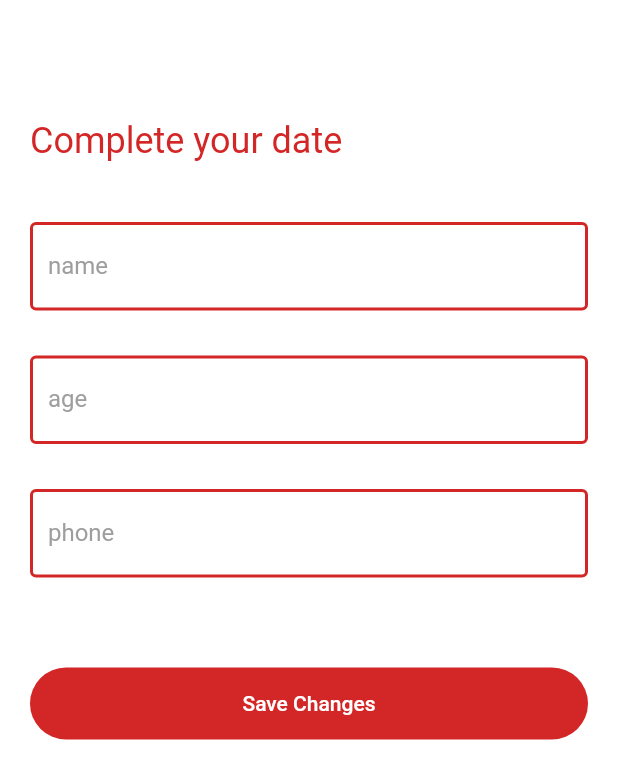
After one commit to mustafa-farag/DLX-location-tracker, a Flutter app: the screen it shows once a user with an empty profile is signed in, on a phone screen of 412 x 824 dp. The commit adds this screen. Shown: the top 779 px of the screen. Run offline on Flutter 3.47's test engine with Material 2 defaults, Android fonts, the phone set to English and light mode, and no system bars; our stand-ins replace cloud_firestore, firebase_auth, firebase_core; accounts and stored records are empty; network calls fail.

Commit message:
firestore services & store user data

```diff
--- a/lib/controllers/auth_controller.dart
+++ b/lib/controllers/auth_controller.dart
@@ -1,8 +1,13 @@
+import 'package:dlx/controllers/database_controller.dart';
+import 'package:dlx/model/user_data.dart';
 import 'package:dlx/services/auth.dart';
+import 'package:dlx/utilities/constant.dart';
 import 'package:flutter/material.dart';
 
 class AuthController with ChangeNotifier {
   final AuthBase auth;
+
+  final _database = FirestoreDatabase();
 
   AuthController({required this.auth});
 
@@ -14,4 +19,20 @@ class AuthController with ChangeNotifier {
     }
   }
 
+  Future<void> setUserData({
+    required String name,
+    required String phone,
+    required String age,
+  }) async {
+    try {
+      await _database.setUserData(UserData(
+        phone: phone,
+        age: age,
+        uid: documentIdFromLocalData(),
+        name: name,
+      ));
+    } catch (e) {
+      rethrow;
+    }
+  }
 }
--- a/lib/controllers/home_controller.dart
+++ b/lib/controllers/home_controller.dart
@@ -1,6 +1,5 @@
-import 'package:dlx/controllers/home_controller.dart';
 import 'package:dlx/services/auth.dart';
-import 'package:dlx/view/screens/profile_screen.dart';
+import 'package:dlx/view/screens/map_screen.dart';
 import 'package:dlx/view/screens/shipment_screen.dart';
 import 'package:flutter/material.dart';
 
@@ -12,7 +11,7 @@ class HomeController with ChangeNotifier {
   int currentIndex = 0;
   List<Widget> screens = const [
     ShipmentScreen(),
-    ProfileScreen()
+    MapScreen(),
   ];
 
   void changeNavBar(int index) {
--- /dev/null
+++ b/lib/model/user_data.dart
@@ -0,0 +1,28 @@
+class UserData {
+  final String uid;
+  final String name;
+  final String phone;
+  final String age;
+
+  UserData({required this.phone, required this.age,required this.uid, required this.name});
+
+  Map<String, dynamic> toMap() {
+    final result = <String, dynamic>{};
+
+    result.addAll({'uid': uid});
+    result.addAll({'name': name});
+    result.addAll({'phone': phone});
+    result.addAll({'age': age});
+
+    return result;
+  }
+
+  factory UserData.fromMap(Map<String, dynamic> map, String documentId) {
+    return UserData(
+      uid: documentId,
+      name: map['name'] ?? '',
+      phone: map['phone'] ?? '',
+      age: map['age'] ?? '',
+    );
+  }
+}
--- /dev/null
+++ b/lib/utilities/constant.dart
@@ -0,0 +1 @@
+String documentIdFromLocalData() => DateTime.now().toIso8601String();
--- /dev/null
+++ b/lib/utilities/paths.dart
@@ -0,0 +1,3 @@
+class ApiPath{
+  static String user(String uid) => 'users/$uid';
+}
--- a/lib/view/screens/landing_screen.dart
+++ b/lib/view/screens/landing_screen.dart
@@ -1,9 +1,8 @@
 import 'package:dlx/controllers/auth_controller.dart';
-import 'package:dlx/controllers/home_controller.dart';
 import 'package:dlx/services/auth.dart';
 import 'package:dlx/utilities/colors.dart';
 import 'package:dlx/view/screens/auth_screen.dart';
-import 'package:dlx/view/screens/home_screen.dart';
+import 'package:dlx/view/screens/user_data_screen.dart';
 import 'package:firebase_auth/firebase_auth.dart';
 import 'package:flutter/material.dart';
 import 'package:provider/provider.dart';
@@ -25,9 +24,9 @@ class LandingScreen extends StatelessWidget {
                 child: const AuthScreen(),
               );
             }
-            return ChangeNotifierProvider<HomeController>(
-              create: (_) => HomeController(auth: auth),
-              child: const HomeScreen(),
+            return ChangeNotifierProvider<AuthController>(
+              create: (_) => AuthController(auth: auth),
+              child: const UserDataScreen(),
             );
           }
           return const Scaffold(
--- /dev/null
+++ b/lib/view/screens/user_data_screen.dart
@@ -0,0 +1,86 @@
+import 'package:dlx/controllers/auth_controller.dart';
+import 'package:dlx/utilities/colors.dart';
+import 'package:dlx/utilities/routes.dart';
+import 'package:dlx/view/widgets/default_button.dart';
+import 'package:dlx/view/widgets/default_text_form_field.dart';
+import 'package:flutter/material.dart';
+import 'package:provider/provider.dart';
+
+class UserDataScreen extends StatelessWidget {
+  const UserDataScreen({Key? key}) : super(key: key);
+
+  @override
+  Widget build(BuildContext context) {
+    var nameController = TextEditingController();
+    var ageController = TextEditingController();
+    var phoneController = TextEditingController();
+    var formKey = GlobalKey<FormState>();
+    return Consumer<AuthController>(
+      builder: (_, model, __) {
+        return Scaffold(
+          body: SafeArea(
+            child: Padding(
+              padding: const EdgeInsets.only(
+                  top: 80, bottom: 10, right: 20, left: 20),
+              child: SingleChildScrollView(
+                child: Form(
+                  key: formKey,
+                  child: Column(
+                    crossAxisAlignment: CrossAxisAlignment.start,
+                    children: [
+                      Text(
+                        'Complete your date ',
+                        style: Theme.of(context)
+                            .textTheme
+                            .headline5!
+                            .copyWith(color: mainColor),
+                      ),
+                      const SizedBox(
+                        height: 40,
+                      ),
+                      DefaultTextFormField(
+                          controller: nameController,
+                          type: TextInputType.text,
+                          labelText: "name"),
+                      const SizedBox(
+                        height: 30,
+                      ),
+                      DefaultTextFormField(
+                          controller: ageController,
+                          type: TextInputType.number,
+                          labelText: "age"),
+                      const SizedBox(
+                        height: 30,
+                      ),
+                      DefaultTextFormField(
+                          controller: phoneController,
+                          type: TextInputType.phone,
+                          labelText: "phone"),
+                      const SizedBox(
+                        height: 60,
+                      ),
+                      DefaultButton(
+                        onPressed: () {
+                          if(formKey.currentState!.validate()){
+                            model.setUserData(
+                              name: nameController.text,
+                              phone: phoneController.text,
+                              age: ageController.text,
+                            ).then((value) {
+                              Navigator.of(context).pushNamed(AppRoutes.homeScreenRoute);
+                            });
+                          }
+                        },
+                        text: 'Save Changes',
+                      )
+                    ],
+                  ),
+                ),
+              ),
+            ),
+          ),
+        );
+      },
+    );
+  }
+}
--- a/lib/view/widgets/default_text_form_field.dart
+++ b/lib/view/widgets/default_text_form_field.dart
@@ -4,6 +4,7 @@ import 'package:flutter/material.dart';
 class DefaultTextFormField extends StatelessWidget {
   final String labelText;
   final TextEditingController controller;
+  final String? Function(String? val)? validate;
   final TextInputType type;
   final FocusNode? focusNode;
   final TextInputAction? textInputAction;
@@ -15,6 +16,7 @@ class DefaultTextFormField extends StatelessWidget {
       required this.labelText,
       this.focusNode,
       this.textInputAction,
+      this.validate,
       })
       : super(key: key);
 
@@ -25,6 +27,7 @@ class DefaultTextFormField extends StatelessWidget {
       keyboardType: type,
       cursorColor: mainColor,
       focusNode: focusNode,
+      validator: validate,
       textInputAction: textInputAction,
       decoration: InputDecoration(
         label: Text(labelText),
--- a/pubspec.yaml
+++ b/pubspec.yaml
@@ -17,9 +17,8 @@ dependencies:
   cupertino_icons: ^1.0.2
   firebase_core: ^1.20.1
   firebase_auth: ^3.6.3
-  flutter_bloc: ^8.0.1
-  bloc: ^8.1.0
   provider: ^6.0.3
+  cloud_firestore: ^3.4.4
 
 dev_dependencies:
   flutter_test:
```
Also changed, not shown: lib/controllers/database_controller.dart (added, +19 -0 lines), lib/services/firestore.dart (added, +64 -0 lines), lib/view/screens/map_screen.dart (added, +10 -0 lines), lib/view/screens/profile_screen.dart (deleted, +0 -47 lines), pubspec.lock.
